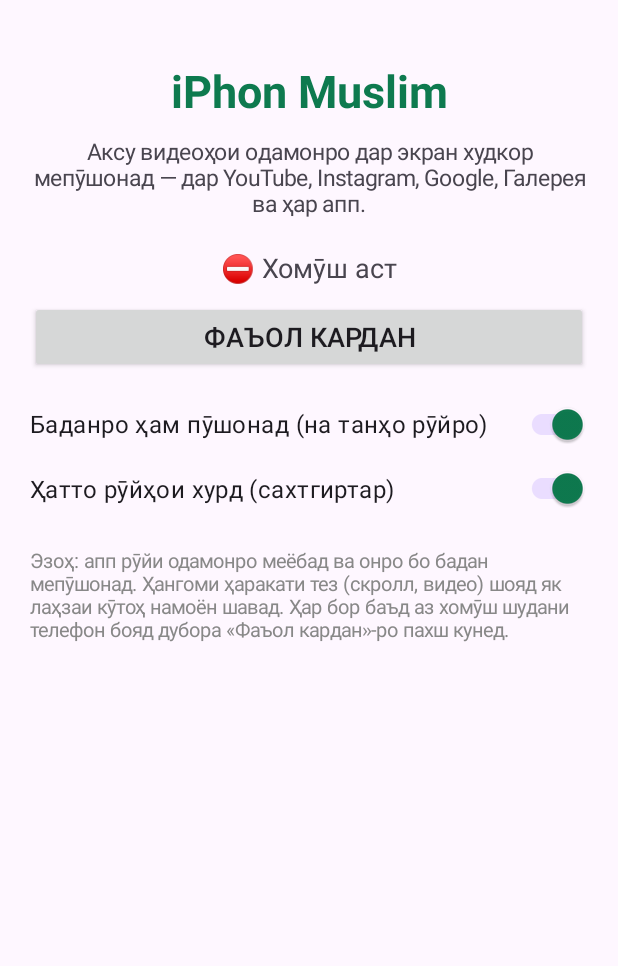
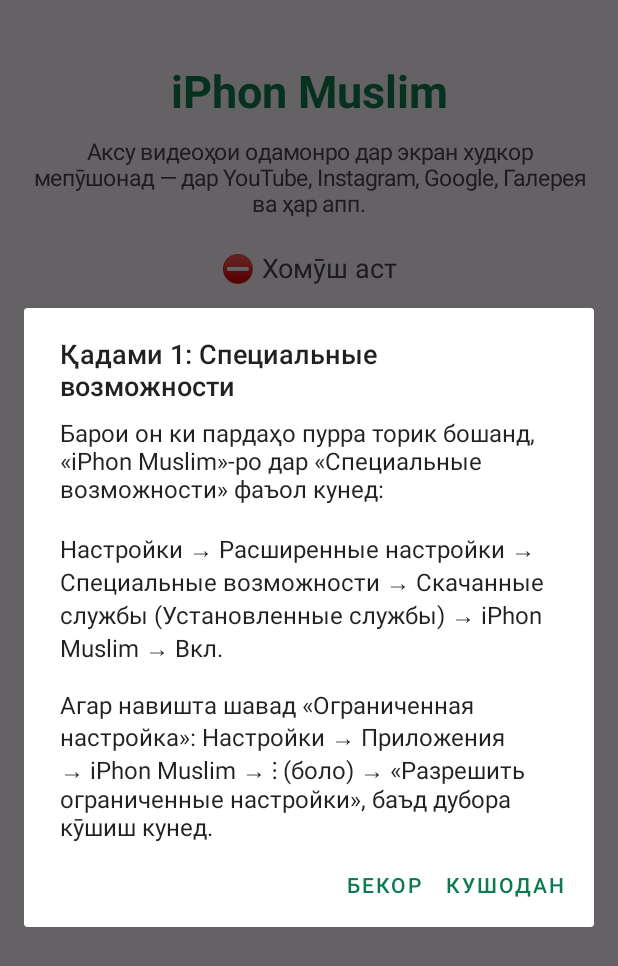
Before and after one commit to gptf6066-code/iphon-muslim, an Android app: the screen it shows after launch (MainActivity), after a tap on "ФАЪОЛ КАРДАН", on a phone screen of 412 x 824 dp. Shown: the top 966 px of the screen. Run offline under Robolectric (Android 15) with nearby library versions, the phone set to English and light mode, and no system bars; libraries missing offline, so code that uses them is left out: com.google.mlkit.vision.

```diff
--- a/app/src/main/java/tj/bikhon/iphonmuslim/MainActivity.kt
+++ b/app/src/main/java/tj/bikhon/iphonmuslim/MainActivity.kt
@@ -137,7 +137,25 @@ class MainActivity : AppCompatActivity() {
             statusText.postDelayed({ refresh() }, 400)
             return
         }
-        if (Build.VERSION.SDK_INT >= 23 && !Settings.canDrawOverlays(this)) {
+        if (!FilterAccessibilityService.isEnabled(this)) {
+            android.app.AlertDialog.Builder(this)
+                .setTitle("Қадами 1: Специальные возможности")
+                .setMessage(
+                    "Барои он ки пардаҳо пурра торик бошанд, «iPhon Muslim»-ро дар " +
+                    "«Специальные возможности» фаъол кунед:\n\n" +
+                    "Настройки → Расширенные настройки → Специальные возможности → " +
+                    "Скачанные службы (Установленные службы) → iPhon Muslim → Вкл.\n\n" +
+                    "Агар навишта шавад «Ограниченная настройка»: Настройки → Приложения → " +
+                    "iPhon Muslim → ⋮ (боло) → «Разрешить ограниченные настройки», баъд дубора кӯшиш кунед."
+                )
+                .setPositiveButton("Кушодан") { _, _ ->
+                    startActivity(Intent(Settings.ACTION_ACCESSIBILITY_SETTINGS))
+                }
+                .setNegativeButton("Бекор", null)
+                .show()
+            return
+        }
+        if (false) {
             Toast.makeText(this, "Иҷозати «Нишон додан болои дигар аппҳо»-ро диҳед", Toast.LENGTH_LONG).show()
             startActivity(
                 Intent(Settings.ACTION_MANAGE_OVERLAY_PERMISSION, Uri.parse("package:$packageName"))
--- a/app/src/main/res/values/strings.xml
+++ b/app/src/main/res/values/strings.xml
@@ -1,3 +1,4 @@
 <resources>
     <string name="app_name">iPhon Muslim</string>
+    <string name="a11y_desc">iPhon Muslim: пардаҳои пӯшонандаро болои экран мекашад, то суратҳои одамон намоён нашаванд. Ҳеҷ маълумот ҷамъ ё фиристода намешавад.</string>
 </resources>
```
Also changed, not shown: app/src/main/AndroidManifest.xml (+12 -0 lines), app/src/main/java/tj/bikhon/iphonmuslim/FilterAccessibilityService.kt (added, +72 -0 lines), app/src/main/java/tj/bikhon/iphonmuslim/ScreenFilterService.kt (+8 -6 lines), app/src/main/res/xml/accessibility_config.xml (added, +7 -0 lines), 1 other file.
